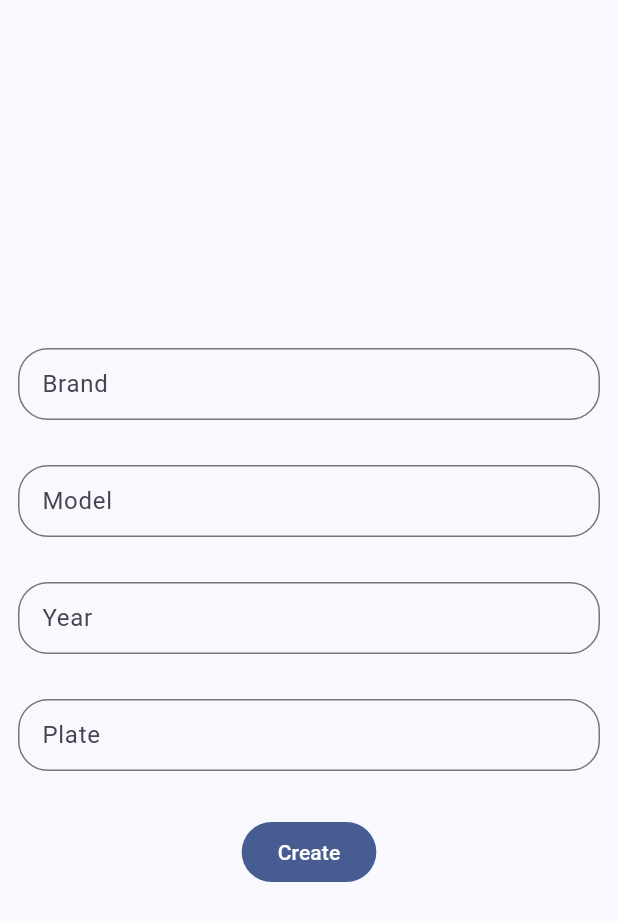
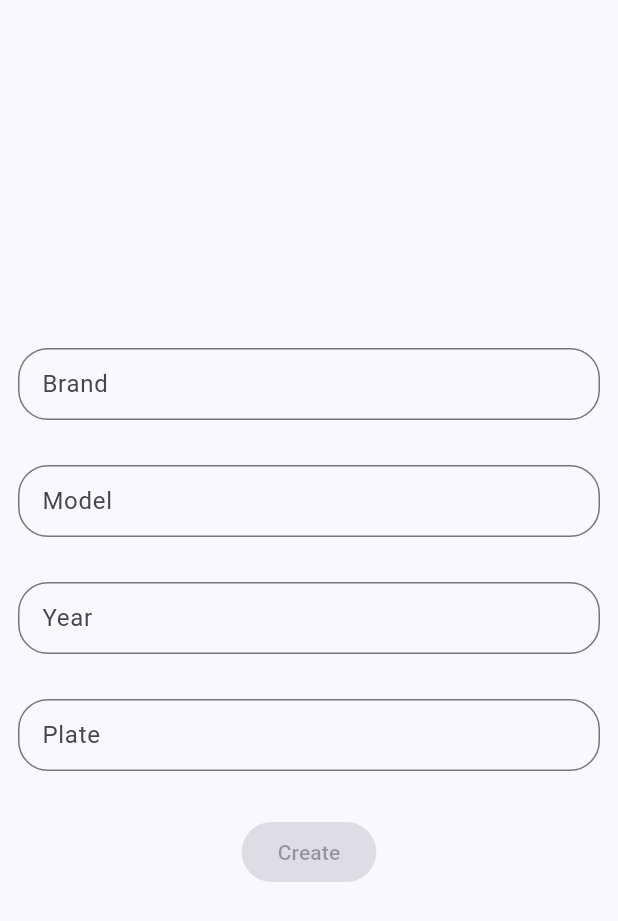
Before and after one commit to LynxLynxx/Carlog, a Flutter app: the ComplexAddCarView screen opened directly, on a phone screen of 412 x 824 dp. Shown: the top 921 px of the screen. Run offline on Flutter 3.47's test engine with Material 3 defaults, Android fonts, the phone set to English and light mode, and no system bars; our stand-ins replace auto_size_text, bloc, cloud_firestore, connectivity_plus, dartz, dots_indicator and 13 more; missing offline and left inert: animated_snack_bar, star_menu; accounts and stored records are empty; generated files the repository leaves out were written again.

Commit message:
add snackbar, button disable

```diff
--- a/lib/core/constants/durations.dart
+++ b/lib/core/constants/durations.dart
@@ -4,6 +4,7 @@ class DurationsK extends Constants {
   //SECTION - [DURATIONS]
 
   static const d500 = Duration(milliseconds: 500);
+  static const d3000 = Duration(milliseconds: 3000);
 
   //!SECTION
 }
--- /dev/null
+++ b/lib/core/constants/snackbars.dart
@@ -0,0 +1,38 @@
+import 'package:animated_snack_bar/animated_snack_bar.dart';
+import 'package:carlog/core/constants/constants.dart';
+import 'package:carlog/core/constants/durations.dart';
+
+class SnackbarsK extends Constants {
+  static AnimatedSnackBar infoSnackbar(String text) =>
+      AnimatedSnackBar.material(
+        text,
+        type: AnimatedSnackBarType.info,
+        duration: DurationsK.d3000,
+        mobilePositionSettings: const MobilePositionSettings(
+          topOnAppearance: 50,
+        ),
+        mobileSnackBarPosition: MobileSnackBarPosition.top,
+      );
+
+  static AnimatedSnackBar errorSnackbar(String text) =>
+      AnimatedSnackBar.material(
+        text,
+        type: AnimatedSnackBarType.warning,
+        duration: DurationsK.d3000,
+        mobilePositionSettings: const MobilePositionSettings(
+          topOnAppearance: 50,
+        ),
+        mobileSnackBarPosition: MobileSnackBarPosition.top,
+      );
+
+  static AnimatedSnackBar successSnackbar(String text) =>
+      AnimatedSnackBar.material(
+        text,
+        type: AnimatedSnackBarType.success,
+        duration: DurationsK.d3000,
+        mobilePositionSettings: const MobilePositionSettings(
+          topOnAppearance: 50,
+        ),
+        mobileSnackBarPosition: MobileSnackBarPosition.top,
+      );
+}
--- a/lib/features/dashboard_features/cars/domain/repositories/car_repository.dart
+++ b/lib/features/dashboard_features/cars/domain/repositories/car_repository.dart
@@ -24,7 +24,7 @@ class CarRepository {
         "userId": user.uid,
         "brand": carBrand,
         "model": carModel,
-        "year": int.parse(carYear),
+        "year": carYear.isNotEmpty ? int.parse(carYear) : 0,
         "plate": carPlate,
       });
     });
--- a/lib/features/dashboard_features/cars/presentation/bloc/add_car/add_car_bloc.dart
+++ b/lib/features/dashboard_features/cars/presentation/bloc/add_car/add_car_bloc.dart
@@ -1,5 +1,3 @@
-import 'dart:developer';
-
 import 'package:bloc/bloc.dart';
 import 'package:carlog/core/extensions/dartz_extension.dart';
 import 'package:carlog/features/dashboard_features/cars/domain/entities/brand_entity_validator.dart';
@@ -70,8 +68,7 @@ class AddCarBloc extends Bloc<AddCarEvent, AddCarState> {
 
   _onAddCarSubmitted(_AddCarSubmitted event, Emitter<AddCarState> emit) async {
     emit(state.copyWith(status: FormzSubmissionStatus.inProgress));
-
-    if (state.brandErrorMessage.isEmpty &&
+    if ((state.brandErrorMessage.isEmpty) &&
         state.modelErrorMessage.isEmpty &&
         state.yearErrorMessage.isEmpty &&
         state.plateErrorMessage.isEmpty) {
@@ -90,6 +87,8 @@ class AddCarBloc extends Bloc<AddCarEvent, AddCarState> {
       return emit(state.copyWith(
           status: FormzSubmissionStatus.success, message: "Success"));
     }
-    log("error has occured");
+    return emit(state.copyWith(
+        status: FormzSubmissionStatus.failure,
+        message: "An error has occured"));
   }
 }
--- a/lib/features/dashboard_features/cars/presentation/widgets/complex_add_car_form_widget.dart
+++ b/lib/features/dashboard_features/cars/presentation/widgets/complex_add_car_form_widget.dart
@@ -1,5 +1,4 @@
-import 'dart:developer';
-
+import 'package:carlog/core/constants/snackbars.dart';
 import 'package:carlog/core/theme/styles/input_styles.dart';
 import 'package:carlog/features/dashboard_features/cars/presentation/bloc/add_car/add_car_bloc.dart';
 import 'package:flutter/material.dart';
@@ -29,10 +28,10 @@ class _ComplexAddCarFormWidgetState extends State<ComplexAddCarFormWidget> {
     return BlocConsumer<AddCarBloc, AddCarState>(
       listener: (context, state) {
         if (state.status.isFailure) {
-          log(state.message);
+          SnackbarsK.errorSnackbar(state.message).show(context);
         }
         if (state.status.isSuccess) {
-          log(state.message);
+          SnackbarsK.successSnackbar("Success").show(context);
           context.pop();
         }
       },
@@ -127,11 +126,23 @@ class _ComplexAddCarFormWidgetState extends State<ComplexAddCarFormWidget> {
             const SizedBox(
               height: 30,
             ),
-            FilledButton(
-              onPressed: () => context
-                  .read<AddCarBloc>()
-                  .add(const AddCarEvent.addCarSubmitted()),
-              child: const Text("Create"),
+            BlocSelector<AddCarBloc, AddCarState, bool>(
+              selector: (state) {
+                return state.brandEntity.value.isNotEmpty &&
+                    state.modelEntity.value.isNotEmpty &&
+                    state.yearEntity.value.isNotEmpty &&
+                    state.plateEntity.value.isNotEmpty;
+              },
+              builder: (context, state) {
+                return FilledButton(
+                  onPressed: state
+                      ? () => context
+                          .read<AddCarBloc>()
+                          .add(const AddCarEvent.addCarSubmitted())
+                      : null,
+                  child: const Text("Create"),
+                );
+              },
             ),
           ],
         );
--- a/pubspec.yaml
+++ b/pubspec.yaml
@@ -44,6 +44,7 @@ dependencies:
   dots_indicator: ^3.0.0
   circular_menu: ^3.0.0
   star_menu: ^4.0.1
+  animated_snack_bar: ^0.4.0
 
 dev_dependencies:
   flutter_test:
```
Also changed, not shown: pubspec.lock.
